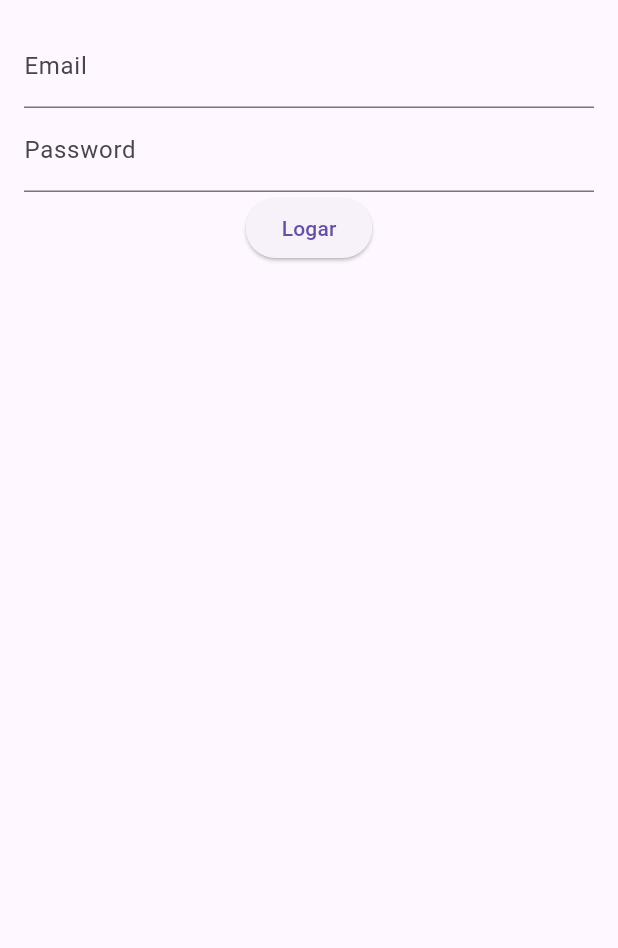
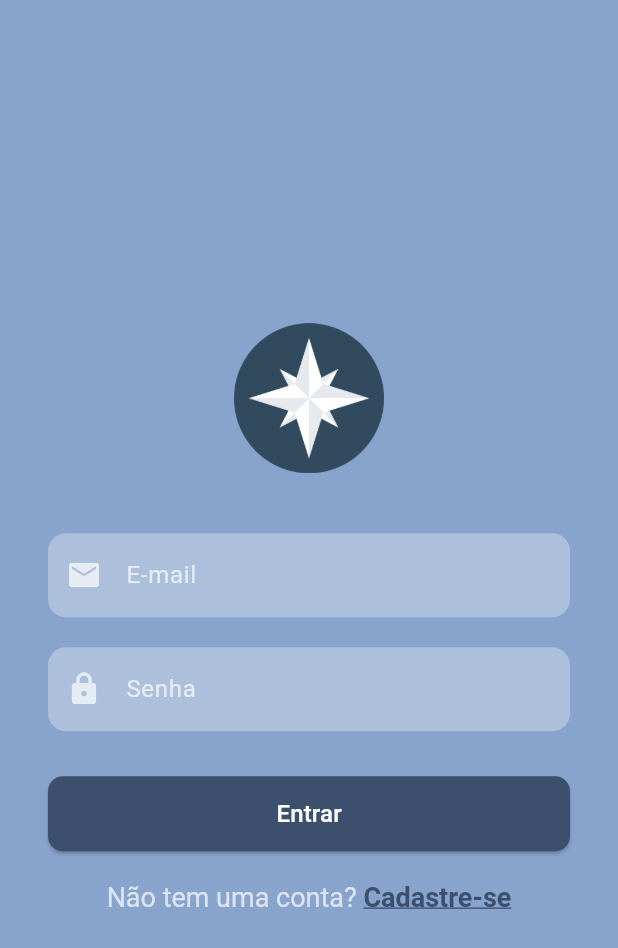
Before and after one commit to dudamatoss/AS_flutter, a Flutter app: the screen it shows after launch, on a phone screen of 412 x 824 dp. Shown: the top 948 px of the screen. Run offline on Flutter 3.47's test engine with Material 3 defaults, Android fonts, the phone set to English and light mode, and no system bars; our stand-ins replace firebase_auth, firebase_core; accounts and stored records are empty.

Commit message:
estilizando tela de login e add button de logout

```diff
--- a/lib/screens/firebase/auth/firebase_auth_servise.dart
+++ b/lib/screens/firebase/auth/firebase_auth_servise.dart
@@ -21,4 +21,8 @@ class FireBaseAuthService {
       debugPrint(e.toString());
     }
   }
+  singOut() async{
+    await _auth.signOut();
+  }
+
 }
--- a/lib/screens/login_screen.dart
+++ b/lib/screens/login_screen.dart
@@ -1,39 +1,144 @@
 import 'package:ap2/screens/firebase/auth/firebase_auth_servise.dart';
-import 'package:firebase_auth/firebase_auth.dart';
 import 'package:flutter/material.dart';
+import 'package:flutter/gestures.dart';
+import 'package:ap2/styles/screens_style.dart';
 
 class LoginPage extends StatefulWidget {
-
   const LoginPage({super.key});
 
   @override
   State<LoginPage> createState() => _LoginPageState();
 }
+
+class _LoginPageState extends State<LoginPage> {
   final FireBaseAuthService _auth = FireBaseAuthService();
   final TextEditingController _emailController = TextEditingController();
   final TextEditingController _passwordController = TextEditingController();
-class _LoginPageState extends State<LoginPage> {
+
+  void _login() async {
+    final String email = _emailController.text.trim();
+    final String password = _passwordController.text.trim();
+
+    if (email.isEmpty || password.isEmpty) {
+      ScaffoldMessenger.of(context).showSnackBar(
+        const SnackBar(
+          content: Text('Preencha todos os campos'),
+          backgroundColor: Colors.redAccent,
+        ),
+      );
+      return;
+    }
+
+    await _auth.singIn(email, password);
+  }
 
   @override
   Widget build(BuildContext context) {
-    return Scaffold(body: Padding(
-      padding: const EdgeInsets.all(16),
+    return Scaffold(
+      backgroundColor: HomeStyles.secondaryColor,
+      body: Padding(
+        padding: const EdgeInsets.symmetric(horizontal: 32),
+        child: Center(
+          child: SingleChildScrollView(
             child: Column(
               children: [
+
+                Image.asset(
+                  'assets/rosa_dos_ventos.png',
+                  height: 100,
+                  fit: BoxFit.contain,
+                ),
+                const SizedBox(height: 40),
+
+
                 TextField(
                   controller: _emailController,
-        decoration: InputDecoration(labelText: 'Email'),
+                  keyboardType: TextInputType.emailAddress,
+                  style: const TextStyle(color: Colors.white),
+                  decoration: InputDecoration(
+                    hintText: 'E-mail',
+                    hintStyle: const TextStyle(color: Colors.white70),
+                    filled: true,
+                    fillColor: Colors.white.withOpacity(0.3),
+                    prefixIcon: const Icon(Icons.email, color: Colors.white70),
+                    border: OutlineInputBorder(
+                      borderRadius: BorderRadius.circular(12),
+                      borderSide: BorderSide.none,
                     ),
+                    focusedBorder: OutlineInputBorder(
+                      borderRadius: BorderRadius.circular(12),
+                      borderSide: const BorderSide(color: Colors.white, width: 1.5),
+                    ),
+                  ),
+                ),
+                const SizedBox(height: 20),
+
+
                 TextField(
                   controller: _passwordController,
-          decoration: InputDecoration(labelText: 'Password'),
+                  obscureText: true,
+                  style: const TextStyle(color: Colors.white),
+                  decoration: InputDecoration(
+                    hintText: 'Senha',
+                    hintStyle: const TextStyle(color: Colors.white70),
+                    filled: true,
+                    fillColor: Colors.white.withOpacity(0.3),
+                    prefixIcon: const Icon(Icons.lock, color: Colors.white70),
+                    border: OutlineInputBorder(
+                      borderRadius: BorderRadius.circular(12),
+                      borderSide: BorderSide.none,
                     ),
-        ElevatedButton(onPressed: (){
-          final String email = _emailController.text;
-          final String password = _passwordController.text;
-          _auth.singIn(email, password);
-        }, child: Text("Logar"))
+                    focusedBorder: OutlineInputBorder(
+                      borderRadius: BorderRadius.circular(12),
+                      borderSide: const BorderSide(color: Colors.white, width: 1.5),
+                    ),
+                  ),
+                ),
+
+                const SizedBox(height: 30),
+
+
+                SizedBox(
+                  width: double.infinity,
+                  height: 50,
+                  child: ElevatedButton(
+                    onPressed: _login,
+                    style: ElevatedButton.styleFrom(
+                      backgroundColor: HomeStyles.primaryColor,
+                      shape: RoundedRectangleBorder(
+                        borderRadius: BorderRadius.circular(10),
+                      ),
+                    ),
+                    child: const Text(
+                      'Entrar',
+                      style: TextStyle(color: Colors.white, fontSize: 16),
+                    ),
+                  ),
+                ),
+                const SizedBox(height: 20),
+
+                RichText(
+                  text: TextSpan(
+                    style: const TextStyle(fontSize: 18, color: Colors.white70),
+                    children: [
+                      const TextSpan(text: 'Não tem uma conta? '),
+                      TextSpan(
+                        text: 'Cadastre-se',
+                        style: const TextStyle(
+                          fontWeight: FontWeight.bold,
+                          decoration: TextDecoration.underline,
+                        ).copyWith(color: HomeStyles.primaryColor),
+                        recognizer: TapGestureRecognizer()
+                          ..onTap = () {
+                            Navigator.pushNamed(context, '/cadastro');
+                          },
+                      ),
                     ],
+                  ),
+                ),
+              ],
+            ),
+          ),
         ),
       ),
     );
```
Also changed, not shown: lib/models/countries.dart (+20 -6 lines), lib/screens/home.dart (+12 -2 lines). Lines whose indentation alone changed are shown as unchanged.
